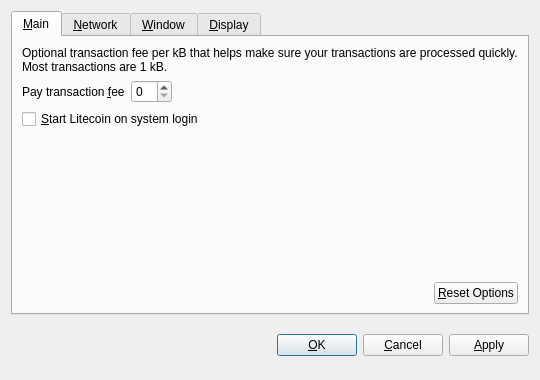
The window that src/qt/forms/optionsdialog.ui (moneycoin/moneycoin) describes before a commit, drawn with Qt 5.
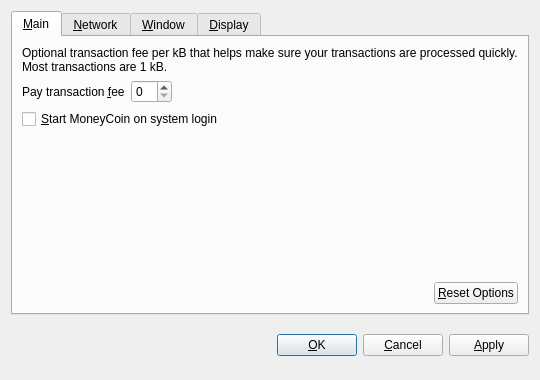
The same window after the commit. Custom widgets are drawn as their Qt base class.

Commit message: Configuring coin

Patch:
```diff
--- a/src/qt/forms/optionsdialog.ui
+++ b/src/qt/forms/optionsdialog.ui
@@ -82,7 +82,7 @@
           <string>Automatically start Litecoin after logging in to the system.</string>
          </property>
          <property name="text">
-          <string>&amp;Start Litecoin on system login</string>
+          <string>&amp;Start MoneyCoin on system login</string>
          </property>
         </widget>
        </item>
```
Left out of the diff: 10 changed lines with no effect on the pictures. The commit also changes 222 other files.
